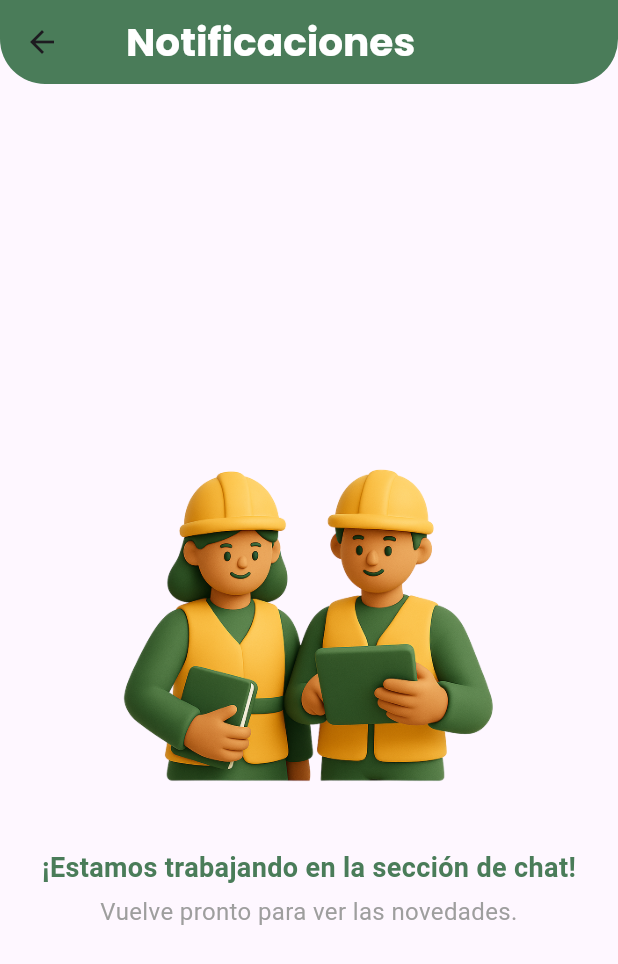
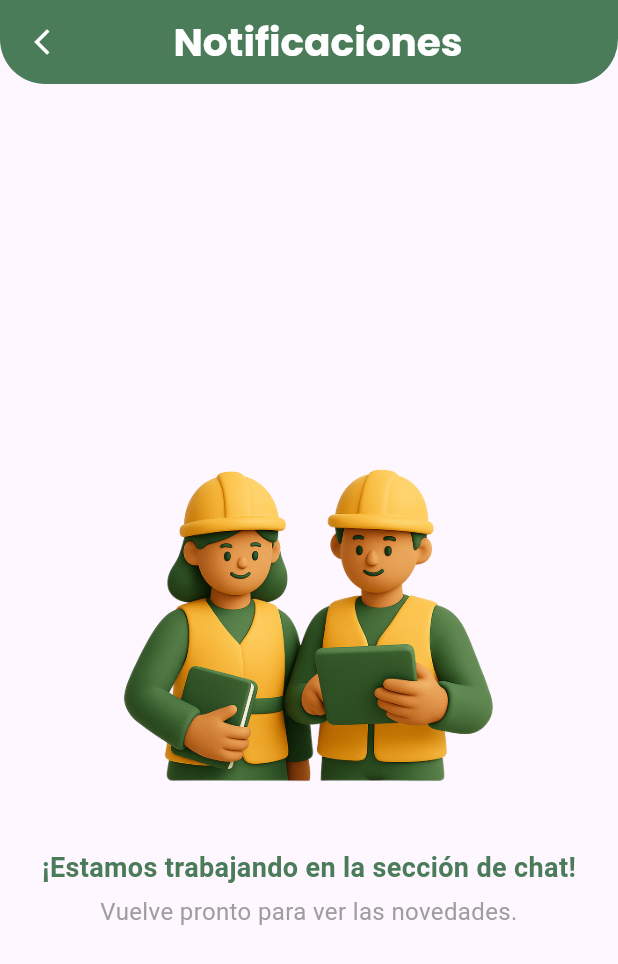
Before and after one commit to artumarinn/mendomarket, a Flutter app: the NotificationsPage screen opened by its route, on a phone screen of 412 x 824 dp. Shown: the top 964 px of the screen. Run offline on Flutter 3.47's test engine with Material 3 defaults, Android fonts, the phone set to English and light mode, and no system bars; our stand-ins replace font_awesome_flutter.

Commit message:
fix: imports, showback

```diff
--- a/lib/core/services/auth_service.dart
+++ b/lib/core/services/auth_service.dart
@@ -2,7 +2,7 @@ import 'dart:convert';
 import 'package:http/http.dart' as http;
 
 Future<bool> registerUser(String name, String email, String password) async {
-  final url = Uri.parse('http://192.168.10.114:8000/register');
+  final url = Uri.parse('http://10.0.2.2:8000/register');
   try {
     final response = await http.post(
       url,
@@ -28,7 +28,7 @@ Future<bool> registerUser(String name, String email, String password) async {
 }
 
 Future<bool> loginUser(String email, String password) async {
-  final url = Uri.parse('http://192.168.10.114:8000/login');
+  final url = Uri.parse('http://10.0.2.2:8000/login');
   try {
     final response = await http.post(
       url,
--- a/lib/features/categories/categories_page.dart
+++ b/lib/features/categories/categories_page.dart
@@ -36,7 +36,7 @@ class _CategoriesPageState extends State<CategoriesPage> {
   @override
   Widget build(BuildContext context) {
     return Scaffold(
-      appBar: CustomAppBar(title: 'Todas las Categorías', centerTitle: true,),
+      appBar: CustomAppBar(showBack: true, title: 'Todas las Categorías'),
       body: GridView.builder(
         padding: const EdgeInsets.all(16.0),
         gridDelegate: const SliverGridDelegateWithFixedCrossAxisCount(
--- a/lib/features/home/home_page.dart
+++ b/lib/features/home/home_page.dart
@@ -78,7 +78,7 @@ class _HomePageState extends State<HomePage> {
     return Scaffold(
       appBar: CustomAppBar(
         title: "MendoMarket",
-        centerTitle: true,
+        centerTitle: false,
         actions: [
           Padding(
             padding: const EdgeInsets.only(right: 12),
--- a/lib/features/notifications/notifications_page.dart
+++ b/lib/features/notifications/notifications_page.dart
@@ -8,7 +8,7 @@ class NotificationsPage extends StatelessWidget {
   @override
   Widget build(BuildContext context) {
     return Scaffold(
-      appBar: CustomAppBar(title: 'Notificaciones', centerTitle: true),
+      appBar: CustomAppBar(showBack: true, title: 'Notificaciones', centerTitle: true),
       body: const UnderConstructionPage(
         imagePath: 'assets/images/onboarding/underConstruction.png',
         message: '¡Estamos trabajando en la sección de chat!',
--- a/lib/widgets/common/custom_app_bar.dart
+++ b/lib/widgets/common/custom_app_bar.dart
@@ -4,11 +4,15 @@ import 'package:mendomarket/core/app_colors.dart';
 class CustomAppBar extends StatelessWidget implements PreferredSizeWidget {
   final String title;
   final List<Widget>? actions;
+  final bool showBack;
+  final bool centerTitle;
 
   const CustomAppBar({
     super.key,
     required this.title,
-    this.actions, required bool centerTitle,
+    this.actions,
+    this.centerTitle = false,
+    this.showBack = false,
   });
 
   @override
@@ -17,6 +21,18 @@ class CustomAppBar extends StatelessWidget implements PreferredSizeWidget {
   @override
   Widget build(BuildContext context) {
     return AppBar(
+      automaticallyImplyLeading: false, // Desactiva la flecha por defecto
+      leading: showBack
+          ? IconButton(
+              icon: Icon(
+                Icons.arrow_back_ios_new,
+                color: Colors.white,
+                size: 20,
+              ),
+              onPressed: () => Navigator.of(context).maybePop(),
+            )
+          : null,
+      centerTitle: centerTitle,
       shape: const RoundedRectangleBorder(
         borderRadius: BorderRadius.only(
           bottomRight: Radius.circular(30),
```
Also changed, not shown: lib/features/login/login_page.dart (line endings or trailing spaces), 5 other files.
